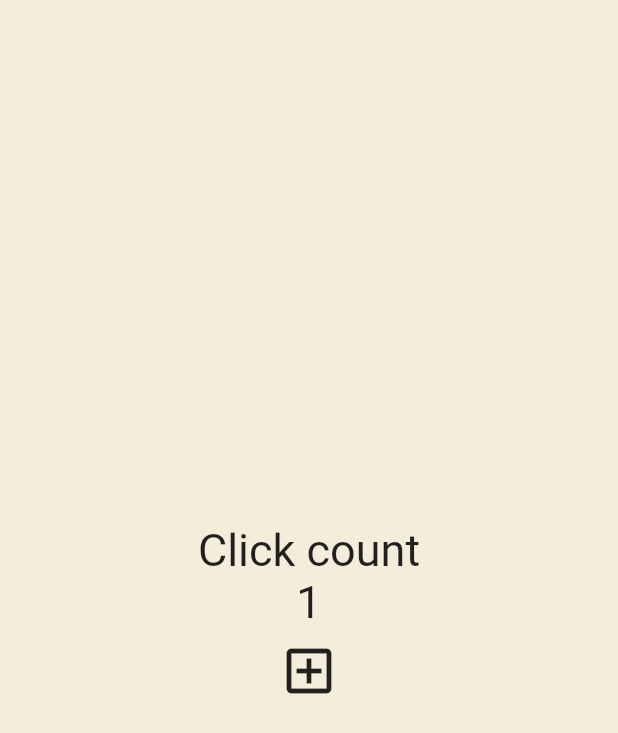
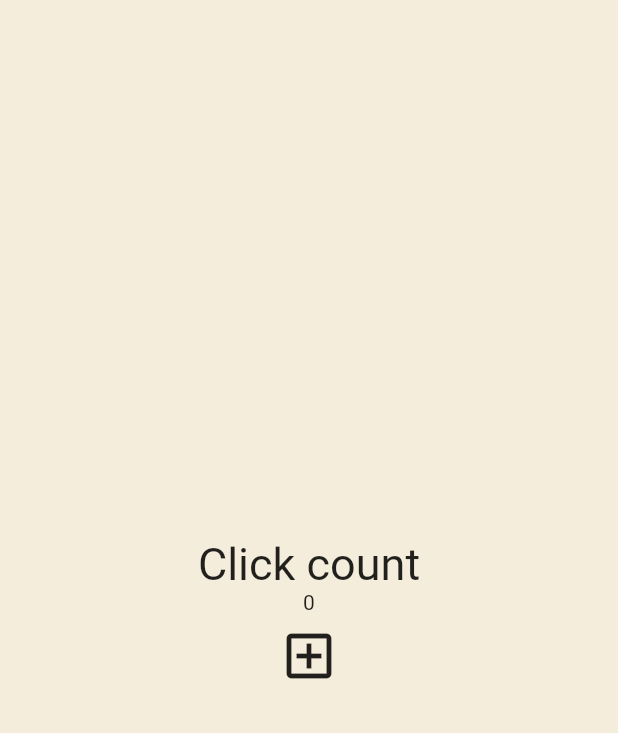
Before and after one commit to chyoni/webtoonapp-flutter, a Flutter app: the screen it shows after launch, after a tap on the "add box" icon, on a phone screen of 412 x 824 dp. Shown: the top 733 px of the screen. Run offline on Flutter 3.47's test engine with Material 2 defaults, Android fonts, the phone set to English and light mode, and no system bars.

Commit message:
Using Collection for in dart

```diff
--- a/lib/main.dart
+++ b/lib/main.dart
@@ -10,12 +10,12 @@ class App extends StatefulWidget {
 }
 
 class _AppState extends State<App> {
-  int counter = 0;
+  List<int> number = [];
 
   void onClicked() {
     // ! 이 녀석은 state의 값을 바꾸는 녀석 그래서 build라는 메소드를 바뀐 state를 가지고 다시 호출해준다.
     setState(() {
-      counter = counter + 1;
+      number.add(number.length);
     });
 
     // ! 근데 꼭 setState(() {}) 안에 변경할 state를 넣지 않아도 그냥 setState(() {})를 호출하면 결국 다시 build를 호출하는데
@@ -35,10 +35,7 @@ class _AppState extends State<App> {
             "Click count",
             style: TextStyle(fontSize: 30),
           ),
-          Text(
-            '$counter',
-            style: const TextStyle(fontSize: 30),
-          ),
+          for (var n in number) Text("$n"),
           IconButton(
               iconSize: 40,
               onPressed: onClicked,
```
